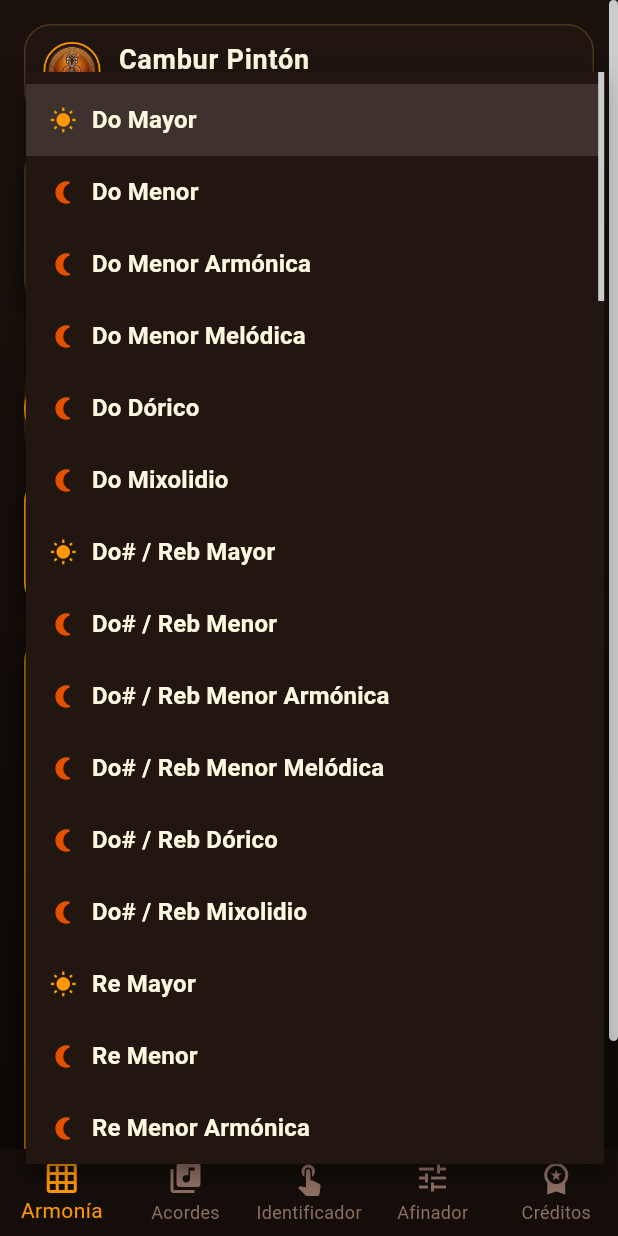
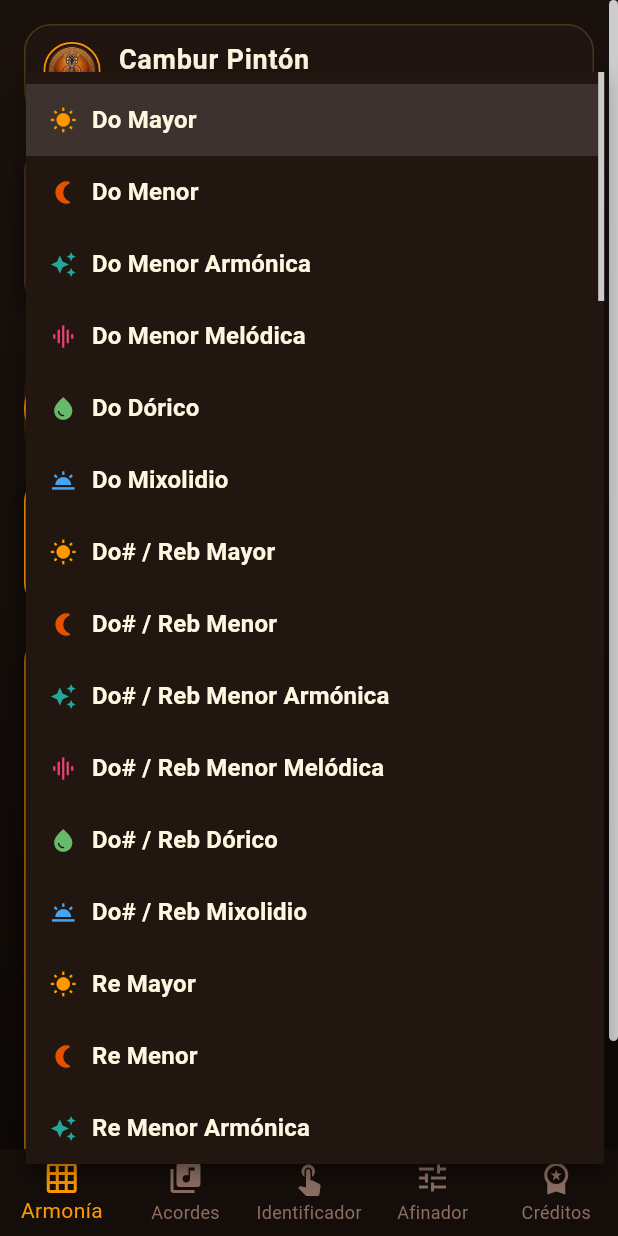
Before and after one commit to rookielector/cambur_pinton, a Flutter app: the screen it shows after launch, after a tap on "Do Mayor", on a phone screen of 412 x 824 dp. Run offline on Flutter 3.47's test engine with Material 3 defaults, Android fonts, the phone set to English and light mode, and no system bars; our stand-ins replace audioplayers; missing offline and left inert: dart:html, dart:js.

Commit message:
Se establecen iconos y colores para las toanlidades menor armonica, menor melodica, dorico y mixolidio. Se mantienen iconos y colores para tonalidades mayores y menores

```diff
--- a/lib/core/constants/app_colors.dart
+++ b/lib/core/constants/app_colors.dart
@@ -12,6 +12,10 @@
   static const Color secondaryCopper = Color(0xFFE65100);
   static const Color accentCyan = Color(0xFF00E5FF);
   static const Color accentGold = Color(0xFFFFD54F);
+  static const Color modeHarmonicMinor = Color(0xFF26A69A);
+  static const Color modeMelodicMinor = Color(0xFFEC407A);
+  static const Color modeDorian = Color(0xFF66BB6A);
+  static const Color modeMixolydian = Color(0xFF42A5F5);
 
 
   static const Color textPrimary = Color(0xFFFFF8E1);
--- /dev/null
+++ b/lib/core/constants/harmonic_mode_visuals.dart
@@ -0,0 +1,61 @@
+import 'package:flutter/material.dart';
+import 'app_colors.dart';
+
+class HarmonicModeVisuals {
+  static IconData iconFor(String mode) {
+    switch (mode) {
+      case 'major':
+        return Icons.wb_sunny;
+      case 'minor':
+        return Icons.nightlight_round;
+      case 'harmonic_minor':
+        return Icons.auto_awesome;
+      case 'melodic_minor':
+        return Icons.multitrack_audio;
+      case 'dorian':
+        return Icons.water_drop;
+      case 'mixolydian':
+        return Icons.wb_twilight;
+      default:
+        return Icons.music_note;
+    }
+  }
+
+  static Color colorFor(String mode) {
+    switch (mode) {
+      case 'major':
+        return AppColors.primaryAmber;
+      case 'minor':
+        return AppColors.secondaryCopper;
+      case 'harmonic_minor':
+        return AppColors.modeHarmonicMinor;
+      case 'melodic_minor':
+        return AppColors.modeMelodicMinor;
+      case 'dorian':
+        return AppColors.modeDorian;
+      case 'mixolydian':
+        return AppColors.modeMixolydian;
+      default:
+        return AppColors.textSecondary;
+    }
+  }
+
+  static String labelFor(String mode) {
+    switch (mode) {
+      case 'major':
+        return 'Mayor';
+      case 'minor':
+        return 'Menor';
+      case 'harmonic_minor':
+        return 'Menor armónica';
+      case 'melodic_minor':
+        return 'Menor melódica';
+      case 'dorian':
+        return 'Dórico';
+      case 'mixolydian':
+        return 'Mixolidio';
+      default:
+        return mode;
+    }
+  }
+}
--- a/lib/presentation/screens/tab_harmony_search_screen.dart
+++ b/lib/presentation/screens/tab_harmony_search_screen.dart
@@ -3,6 +3,7 @@
 import 'package:flutter/material.dart';
 import '../../core/constants/app_colors.dart';
 import '../../core/constants/app_strings.dart';
+import '../../core/constants/harmonic_mode_visuals.dart';
 import '../../domain/models/harmonic_key_model.dart';
 import '../providers/harmony_search_provider.dart';
 import '../widgets/cuatro_fretboard_widget.dart';
@@ -126,10 +127,8 @@
                           child: Row(
                             children: [
                               Icon(
-                              key.mode == 'major' ? Icons.wb_sunny : Icons.nightlight_round,
-                              color: key.mode == 'major'
-                                  ? AppColors.primaryAmber
-                                  : AppColors.secondaryCopper,
+                                HarmonicModeVisuals.iconFor(key.mode),
+                                color: HarmonicModeVisuals.colorFor(key.mode),
                                 size: 18,
                               ),
                               const SizedBox(width: 10),
```
Also changed, not shown: lib/presentation/widgets/harmonic_roles_list.dart (+23 -16 lines). Lines whose indentation alone changed are shown as unchanged.
